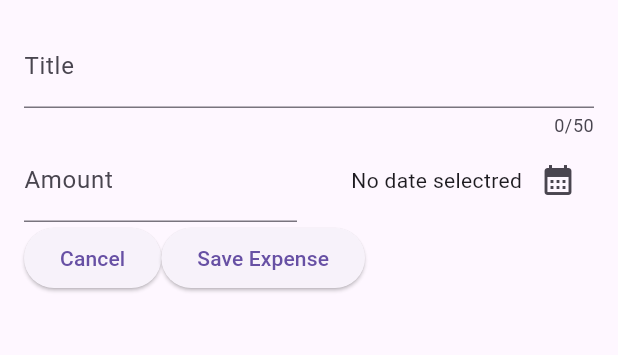
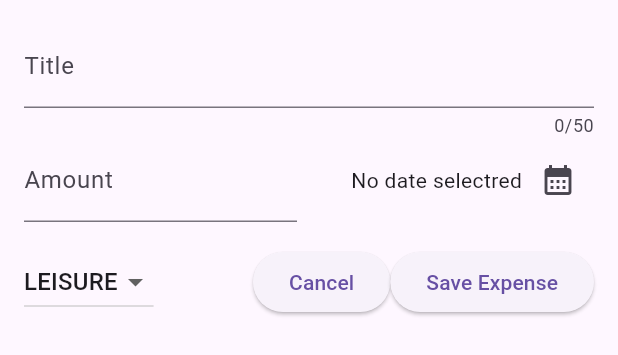
Before and after one commit to jakeezz15/expense_tracker, a Flutter app: the NewExpense widget shown alone on an empty page, opened directly, on a phone screen of 412 x 824 dp. Shown: the top 355 px of the screen. Run offline on Flutter 3.47's test engine with Material 3 defaults, Android fonts, the phone set to English and light mode, and no system bars.

Commit message:
Finished Dropdown Menu

```diff
--- a/lib/widgets/new_expense.dart
+++ b/lib/widgets/new_expense.dart
@@ -14,6 +14,7 @@ class _NewExpense extends State<NewExpense> {
   final _titleController = TextEditingController();
   final _amountController = TextEditingController();
   DateTime? _selectedDate;
+  Category _selectedCategory = Category.leisure;
 
   void _presentDatePicker() async {
     final now = DateTime.now();
@@ -83,9 +84,30 @@ class _NewExpense extends State<NewExpense> {
             ))
           ],
         ),
+        const SizedBox(
+          height: 16,
+        ),
         Row(
           // mainAxisAlignment: MainAxisAlignment.end,
           children: [
+            DropdownButton(
+                value: _selectedCategory,
+                items: Category.values
+                    .map((category) => DropdownMenuItem(
+                        value: category,
+                        child: Text(
+                          category.name.toUpperCase(),
+                        )))
+                    .toList(),
+                onChanged: (value) {
+                  if (value == null) {
+                    return;
+                  }
+                  setState(() {
+                    _selectedCategory = value;
+                  });
+                }),
+            const Spacer(),
             ElevatedButton(
                 onPressed: () {
                   Navigator.pop(context);
```
